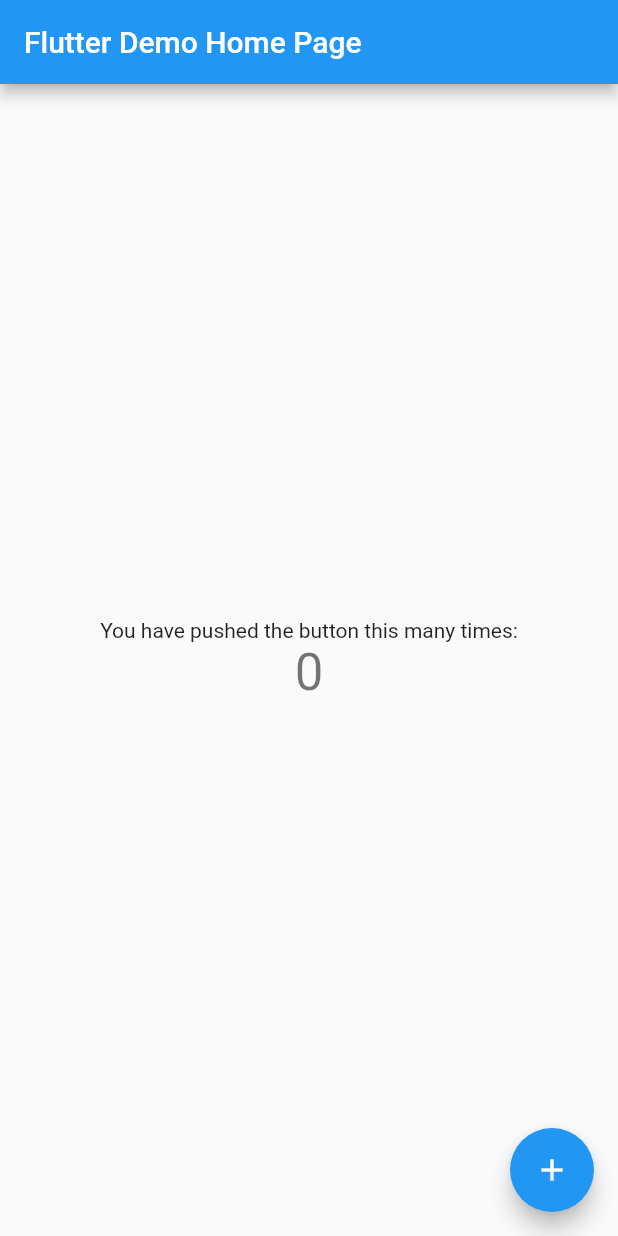
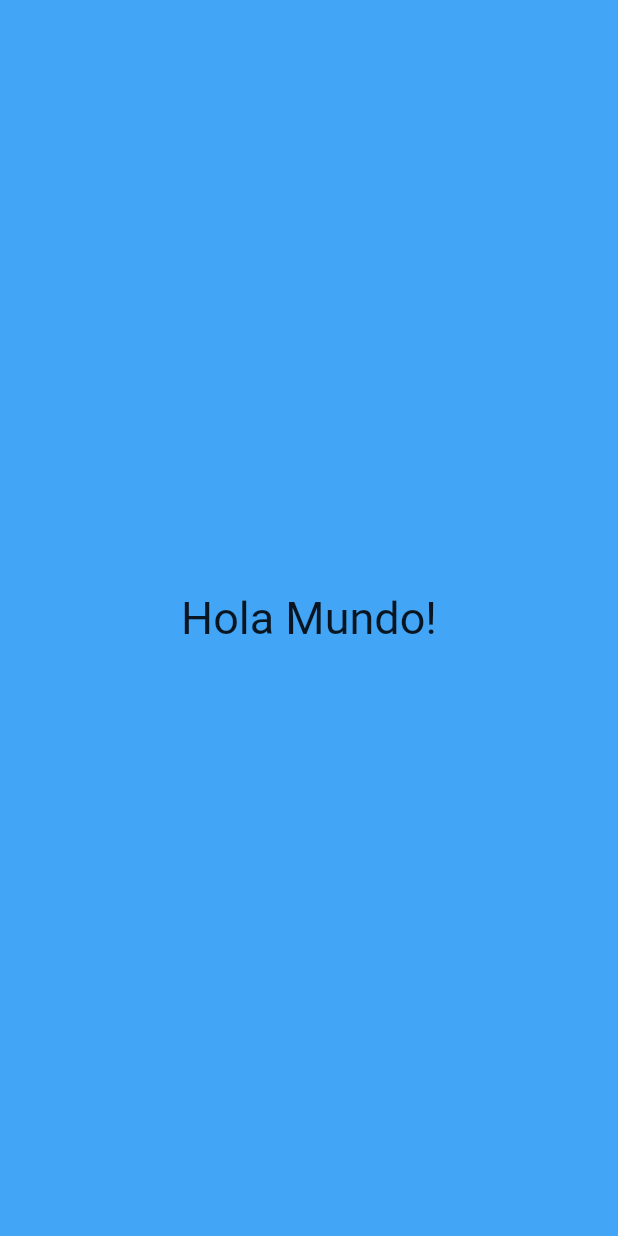
Before and after one commit to juanfranflores/click_counter, a Flutter app: the screen it shows after launch, on a phone screen of 412 x 824 dp. Run offline on Flutter 3.47's test engine with Material 2 defaults, Android fonts, the phone set to English and light mode, and no system bars.

Commit message:
creo pantalla de inicio

```diff
--- a/lib/main.dart
+++ b/lib/main.dart
@@ -1,4 +1,6 @@
 import 'package:flutter/material.dart';
+
+import 'package:click_counter/screens/home_screen.dart';
 
 void main() {
   runApp(const MyApp());
@@ -7,110 +9,11 @@
 class MyApp extends StatelessWidget {
   const MyApp({super.key});
 
-  // This widget is the root of your application.
   @override
   Widget build(BuildContext context) {
-    return MaterialApp(
-      title: 'Flutter Demo',
+    return const MaterialApp(
       debugShowCheckedModeBanner: false,
-      theme: ThemeData(
-        // This is the theme of your application.
-        //
-        // Try running your application with "flutter run". You'll see the
-        // application has a blue toolbar. Then, without quitting the app, try
-        // changing the primarySwatch below to Colors.green and then invoke
-        // "hot reload" (press "r" in the console where you ran "flutter run",
-        // or simply save your changes to "hot reload" in a Flutter IDE).
-        // Notice that the counter didn't reset back to zero; the application
-        // is not restarted.
-        primarySwatch: Colors.blue,
-      ),
-      home: const MyHomePage(title: 'Flutter Demo Home Page'),
+      home: HomeScreen(),
     );
   }
 }
-
-class MyHomePage extends StatefulWidget {
-  const MyHomePage({super.key, required this.title});
-
-  // This widget is the home page of your application. It is stateful, meaning
-  // that it has a State object (defined below) that contains fields that affect
-  // how it looks.
-
-  // This class is the configuration for the state. It holds the values (in this
-  // case the title) provided by the parent (in this case the App widget) and
-  // used by the build method of the State. Fields in a Widget subclass are
-  // always marked "final".
-
-  final String title;
-
-  @override
-  State<MyHomePage> createState() => _MyHomePageState();
-}
-
-class _MyHomePageState extends State<MyHomePage> {
-  int _counter = 0;
-
-  void _incrementCounter() {
-    setState(() {
-      // This call to setState tells the Flutter framework that something has
-      // changed in this State, which causes it to rerun the build method below
-      // so that the display can reflect the updated values. If we changed
-      // _counter without calling setState(), then the build method would not be
-      // called again, and so nothing would appear to happen.
-      _counter++;
-    });
-  }
-
-  @override
-  Widget build(BuildContext context) {
-    // This method is rerun every time setState is called, for instance as done
-    // by the _incrementCounter method above.
-    //
-    // The Flutter framework has been optimized to make rerunning build methods
-    // fast, so that you can just rebuild anything that needs updating rather
-    // than having to individually change instances of widgets.
-    return Scaffold(
-      appBar: AppBar(
-        // Here we take the value from the MyHomePage object that was created by
-        // the App.build method, and use it to set our appbar title.
-        title: Text(widget.title),
-      ),
-      body: Center(
-        // Center is a layout widget. It takes a single child and positions it
-        // in the middle of the parent.
-        child: Column(
-          // Column is also a layout widget. It takes a list of children and
-          // arranges them vertically. By default, it sizes itself to fit its
-          // children horizontally, and tries to be as tall as its parent.
-          //
-          // Invoke "debug painting" (press "p" in the console, choose the
-          // "Toggle Debug Paint" action from the Flutter Inspector in Android
-          // Studio, or the "Toggle Debug Paint" command in Visual Studio Code)
-          // to see the wireframe for each widget.
-          //
-          // Column has various properties to control how it sizes itself and
-          // how it positions its children. Here we use mainAxisAlignment to
-          // center the children vertically; the main axis here is the vertical
-          // axis because Columns are vertical (the cross axis would be
-          // horizontal).
-          mainAxisAlignment: MainAxisAlignment.center,
-          children: <Widget>[
-            const Text(
-              'You have pushed the button this many times:',
-            ),
-            Text(
-              '$_counter',
-              style: Theme.of(context).textTheme.headline4,
-            ),
-          ],
-        ),
-      ),
-      floatingActionButton: FloatingActionButton(
-        onPressed: _incrementCounter,
-        tooltip: 'Increment',
-        child: const Icon(Icons.add),
-      ), // This trailing comma makes auto-formatting nicer for build methods.
-    );
-  }
-}
--- /dev/null
+++ b/lib/screens/home_screen.dart
@@ -0,0 +1,27 @@
+import 'package:flutter/material.dart';
+
+class HomeScreen extends StatelessWidget {
+  const HomeScreen({super.key});
+
+  @override
+  Widget build(BuildContext context) {
+    return Scaffold(
+      backgroundColor: Colors.blue[400],
+      body: Column(
+        crossAxisAlignment: CrossAxisAlignment.center,
+        mainAxisAlignment: MainAxisAlignment.center,
+        children: [
+          Row(
+            mainAxisAlignment: MainAxisAlignment.center,
+            children: const [
+              Text(
+                'Hola Mundo!',
+                style: TextStyle(fontSize: 30),
+              ),
+            ],
+          ),
+        ],
+      ),
+    );
+  }
+}
```
